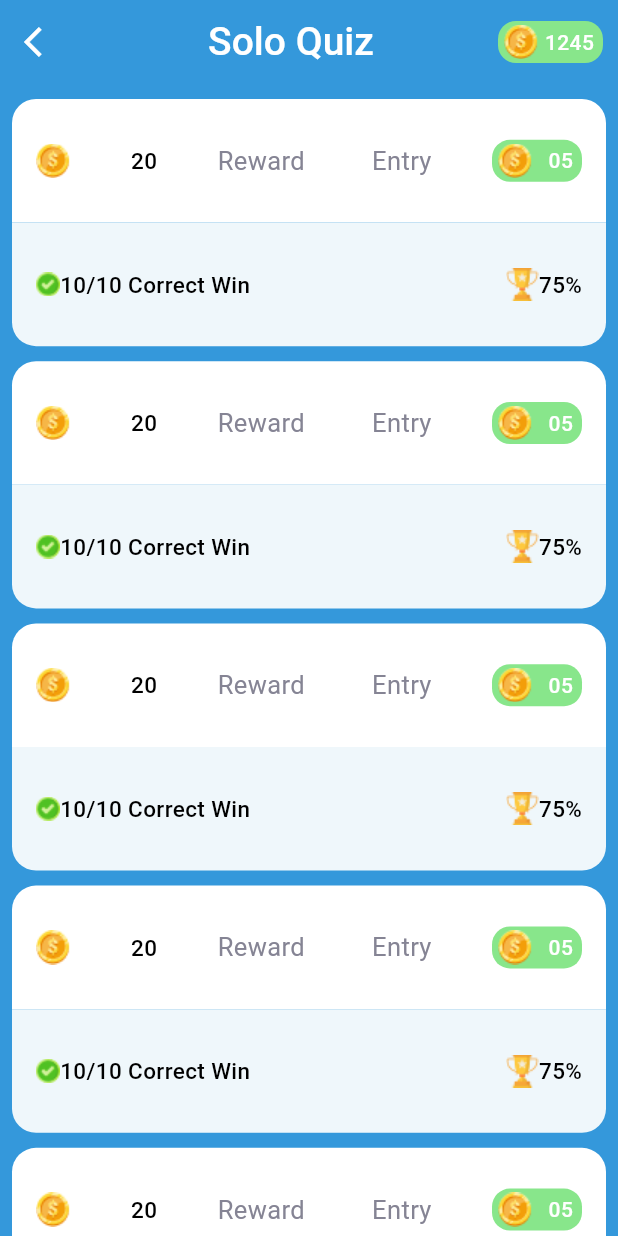
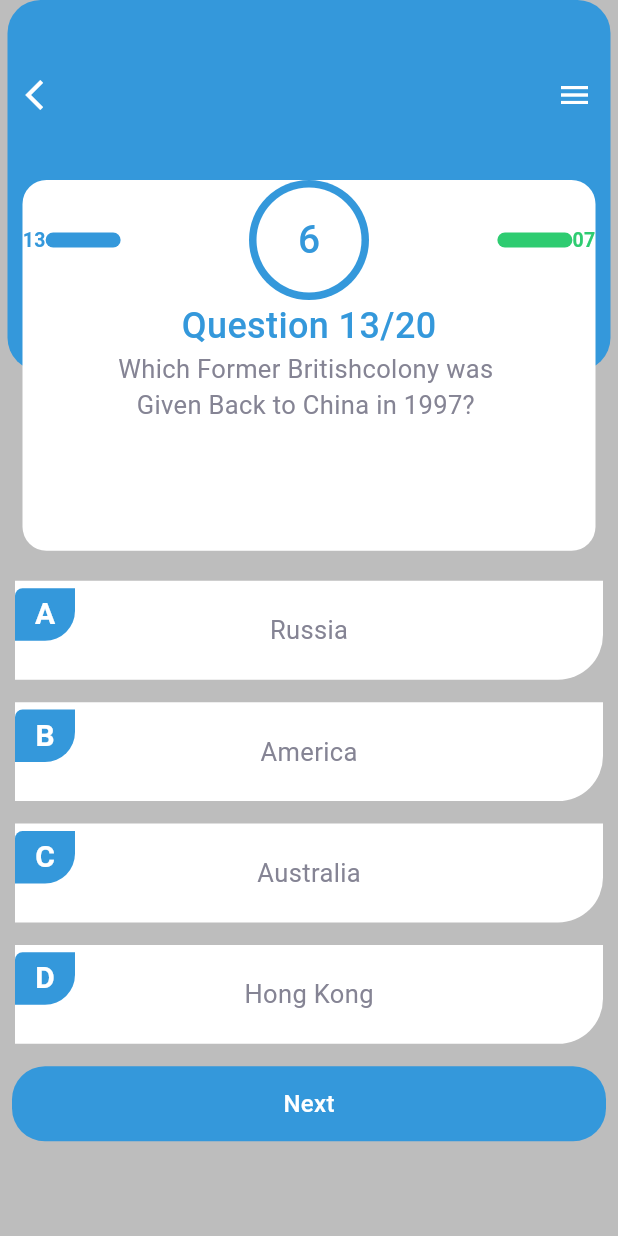
Before and after one commit to mahmoudrabie97/quiz_APP, a Flutter app: the screen it shows after launch, on a phone screen of 412 x 824 dp. Run offline on Flutter 3.47's test engine with Material 3 defaults, Android fonts, the phone set to English and light mode, and no system bars; our stand-ins replace flutter_bloc, flutter_svg, shared_preferences.

Commit message:
add question view

```diff
--- a/lib/main.dart
+++ b/lib/main.dart
@@ -1,6 +1,7 @@
 import 'package:flutter/material.dart';
 import 'package:quizapp/pages/Auth_pages/signUp/signup_view.dart';
 import 'package:quizapp/pages/onboarding/onboarding_view.dart';
+import 'package:quizapp/pages/question/question_view.dart';
 import 'package:quizapp/pages/solo_quize/solo_quize_view.dart';
 
 import 'package:quizapp/utilites/appcolors.dart';
@@ -20,7 +21,7 @@ class MyApp extends StatelessWidget {
       theme: ThemeData(
         scaffoldBackgroundColor: AppColor.primary,
       ),
-      home: const SoloQuizeView(),
+      home: const QuestionView(),
     );
   }
 }
--- /dev/null
+++ b/lib/pages/question/question_view.dart
@@ -0,0 +1,31 @@
+import 'package:flutter/material.dart';
+import 'package:quizapp/pages/question/widgets/custom_question_body.dart';
+import 'package:quizapp/utilites/appcolors.dart';
+
+class QuestionView extends StatelessWidget {
+  const QuestionView({Key? key}) : super(key: key);
+
+  @override
+  Widget build(BuildContext context) {
+    return const Scaffold(
+      backgroundColor: AppColor.lightGreyColor,
+      // appBar: AppBar(
+      //   backgroundColor: AppColor.primary,
+      //   leading: IconButton(
+      //     icon: Icon(
+      //       Icons.arrow_back_ios,
+      //       color: AppColor.whiteColor,
+      //     ),
+      //     onPressed: () {},
+      //   ),
+      //   actions: [
+      //     IconButton(
+      //       onPressed: () {},
+      //       icon: Icon(Icons.menu_outlined,color: AppColor.whiteColor,),
+      //     ),
+      //   ],
+      // ),
+      body: SafeArea(child: CustomQuestionBody()),
+    );
+  }
+}
--- /dev/null
+++ b/lib/pages/question/widgets/custom_bottom_sheet_ietm.dart
@@ -0,0 +1,47 @@
+import 'package:flutter/material.dart';
+
+import '../../../utilites/appcolors.dart';
+import '../../../utilites/assets.dart';
+import '../../../utilites/styles.dart';
+import '../../../utilites/widgets/custombutton.dart';
+
+
+class CustomShowBottomSheetIetm extends StatelessWidget {
+  const CustomShowBottomSheetIetm({Key? key}) : super(key: key);
+
+  @override
+  Widget build(BuildContext context) {
+    return  SizedBox(
+      height: 300,
+      child: Column(
+        children: <Widget>[
+          Image.asset(AssetsData.report),
+          const SizedBox(
+            height: 20,
+          ),
+          const Text(
+            'The Questions are finished ',
+            style: Styles.style15,
+          ),
+          const Text(
+            'Wait for result',
+            style: Styles.style15,
+          ),
+          const SizedBox(
+            height: 20,
+          ),
+          Padding(
+            padding: const EdgeInsets.only(left: 90, right: 90),
+            child: CustomButton(
+              buttonText: 'Ok',
+              onPressed: () {},
+              buttonColor: AppColor.primary,
+              borderRadius: 22,
+            ),
+          ),
+
+        ],
+      ),
+    );
+  }
+}
--- /dev/null
+++ b/lib/pages/question/widgets/custom_main_container_question.dart
@@ -0,0 +1,34 @@
+import 'package:flutter/material.dart';
+
+import '../../../utilites/appcolors.dart';
+import 'custom_row_question_appbar.dart';
+
+class CustomMainContainerQuestion extends StatelessWidget {
+  const CustomMainContainerQuestion({
+  super.key,
+  required this.height,
+  });
+
+  final double height;
+
+  @override
+  Widget build(BuildContext context) {
+    return Padding(
+      padding: const EdgeInsets.only(left: 5, right: 5),
+      child: Container(
+        width: double.infinity,
+        height: height * .3,
+        decoration: const BoxDecoration(
+          color: AppColor.primary,
+          borderRadius: BorderRadius.all(
+            Radius.circular(22),
+          ),
+        ),
+        child: const Padding(
+          padding: EdgeInsets.only(bottom: 120),
+          child: CustomRowQuestionAppbar(),
+        ),
+      ),
+    );
+  }
+}
--- /dev/null
+++ b/lib/pages/question/widgets/custom_question_body.dart
@@ -0,0 +1,76 @@
+import 'package:flutter/material.dart';
+import 'package:quizapp/pages/question/widgets/custom_bottom_sheet_ietm.dart';
+import 'package:quizapp/utilites/appcolors.dart';
+import 'package:quizapp/utilites/assets.dart';
+import 'package:quizapp/utilites/styles.dart';
+
+import '../../../utilites/widgets/custombutton.dart';
+import '../../solo_quize/widgets/custom_row_question_body.dart';
+import 'custom_main_container_question.dart';
+import 'custom_row_question_appbar.dart';
+import 'custom_stack_answer.dart';
+import 'custom_write_container_qeustion.dart';
+
+class CustomQuestionBody extends StatelessWidget {
+  const CustomQuestionBody({Key? key}) : super(key: key);
+
+  @override
+  Widget build(BuildContext context) {
+    var height = MediaQuery.of(context).size.height;
+    return ListView(
+      children: [
+        Stack(
+          clipBehavior: Clip.none,
+          children: [
+            CustomMainContainerQuestion(height: height),
+            //SizedBox(height: MediaQuery.of(context).size.height * .1,),
+            Positioned(
+              left: 15,
+              right: 15,
+              top: 120,
+              child: SizedBox(
+                height: MediaQuery.of(context).size.height * .3,
+                child: const CustomWriteContainerQuestion(),
+              ),
+            ),
+          ],
+        ),
+        SizedBox(
+          height: 140,
+        ),
+        CustomStackAnswer(
+          textWord: 'Russia',
+          textLetter: 'A',
+        ),
+        CustomStackAnswer(
+          textWord: 'America',
+          textLetter: 'B',
+        ),
+        CustomStackAnswer(
+          textWord: 'Australia',
+          textLetter: 'C',
+        ),
+        CustomStackAnswer(
+          textWord: 'Hong Kong',
+          textLetter: 'D',
+        ),
+        Padding(
+          padding: const EdgeInsets.only(left: 8, right: 8, bottom: 8),
+          child: CustomButton(
+            buttonText: 'Next',
+            onPressed: () {
+              showModalBottomSheet<void>(
+                context: context,
+                builder: (BuildContext context) {
+                  return CustomShowBottomSheetIetm() ;
+                },
+              );
+            },
+            buttonColor: AppColor.primary,
+            borderRadius: 22,
+          ),
+        ),
+      ],
+    );
+  }
+}
--- /dev/null
+++ b/lib/pages/question/widgets/custom_row_question_appbar.dart
@@ -0,0 +1,30 @@
+import 'package:flutter/material.dart';
+
+import '../../../utilites/appcolors.dart';
+
+class CustomRowQuestionAppbar extends StatelessWidget {
+  const CustomRowQuestionAppbar({Key? key}) : super(key: key);
+
+  @override
+  Widget build(BuildContext context) {
+    return Row(
+      children: [
+        IconButton(
+          onPressed: () {},
+          icon: const Icon(
+            Icons.arrow_back_ios,
+            color: AppColor.whiteColor,
+          ),
+        ),
+        Spacer(),
+        IconButton(
+          onPressed: () {},
+          icon: const Icon(
+            Icons.menu,
+            color: AppColor.whiteColor,
+          ),
+        ),
+      ],
+    );
+  }
+}
--- /dev/null
+++ b/lib/pages/question/widgets/custom_stack_answer.dart
@@ -0,0 +1,56 @@
+import 'package:flutter/material.dart';
+
+import '../../../utilites/appcolors.dart';
+import '../../../utilites/styles.dart';
+
+class CustomStackAnswer extends StatelessWidget {
+  CustomStackAnswer({Key? key, this.textWord = '',  this.textLetter = ''}) : super(key: key);
+  final String textWord ;
+  final String textLetter ;
+
+  @override
+  Widget build(BuildContext context) {
+    var height = MediaQuery.of(context).size.height;
+    return Padding(
+      padding: const EdgeInsets.only(left: 10,right: 10,bottom: 15),
+      child: Stack(
+        clipBehavior: Clip.none,
+        children: [
+          Container(
+            width: double.infinity,
+            height: height * .08,
+            decoration: const BoxDecoration(
+              color: AppColor.whiteColor,
+              borderRadius: BorderRadius.only(
+                bottomRight: Radius.circular(30),
+              ),
+            ),
+            child: Center(
+                child: Text(
+                  textWord,
+                  style: Styles.style17,
+                )),
+          ),
+          Positioned(
+
+
+            left: 0,
+            bottom: 26,
+            child: Container(
+              width: 40,
+              height: 35,
+              decoration: const BoxDecoration(
+                color: AppColor.primary,
+                borderRadius: BorderRadius.only(
+                  bottomRight: Radius.circular(20),
+                  topLeft: Radius.circular(5),
+                ),
+              ),
+              child: Center(child: Text(textLetter,style: Styles.style20,)),
+            ),
+          ),
+        ],
+      ),
+    );
+  }
+}
--- /dev/null
+++ b/lib/pages/question/widgets/custom_write_container_qeustion.dart
@@ -0,0 +1,34 @@
+import 'package:flutter/material.dart';
+
+import '../../../utilites/appcolors.dart';
+import '../../../utilites/styles.dart';
+import '../../solo_quize/widgets/custom_row_question_body.dart';
+
+class CustomWriteContainerQuestion extends StatelessWidget {
+  const CustomWriteContainerQuestion({
+  super.key,
+  });
+
+  @override
+  Widget build(BuildContext context) {
+    return Container(
+      decoration: const BoxDecoration(
+        color: AppColor.whiteColor,
+        borderRadius: BorderRadius.all(
+          Radius.circular(16),
+        ),
+      ),
+      child: Column(
+        children: [
+          const CustomRowQuestionBody(),
+          Text(
+            'Question 13/20',
+            style: Styles.style24.copyWith(color: AppColor.primary),
+          ),
+          const Text('Which Former Britishcolony was ',style: Styles.style17,),
+          const Text('Given Back to China in 1997? ',style: Styles.style17,)
+        ],
+      ),
+    );
+  }
+}
--- a/lib/pages/solo_quize/widgets/custom_container_solo_quize_dollar.dart
+++ b/lib/pages/solo_quize/widgets/custom_container_solo_quize_dollar.dart
@@ -15,7 +15,7 @@ final double width;
       width: width,
       height: 28,
       decoration: BoxDecoration(
-        color:AppColor.greenColor,
+        color:AppColor.lightGreenColor,
         borderRadius: BorderRadius.circular(12),
       ),
       child: Padding(
--- /dev/null
+++ b/lib/pages/solo_quize/widgets/custom_row1_container.dart
@@ -0,0 +1,33 @@
+import 'package:flutter/material.dart';
+
+import '../../../utilites/assets.dart';
+import '../../../utilites/styles.dart';
+import 'custom_container_solo_quize_dollar.dart';
+
+
+class CustomRow1Container extends StatelessWidget {
+  const CustomRow1Container({Key? key}) : super(key: key);
+
+  @override
+  Widget build(BuildContext context) {
+    return Row(
+      mainAxisAlignment: MainAxisAlignment.spaceBetween,
+      children: [
+        Image.asset(AssetsData.dollar),
+        Text('20',style: Styles.style15),
+        const Text(
+          'Reward ',
+          style: Styles.style17,
+        ),
+        const Text(
+          'Entry',
+          style: Styles.style17,
+        ),
+        const CustomContainerSoloQuizeDollar(
+          text: '05',
+          width: 60,
+        ),
+      ],
+    );
+  }
+}
--- /dev/null
+++ b/lib/pages/solo_quize/widgets/custom_row2_container.dart
@@ -0,0 +1,23 @@
+import 'package:flutter/material.dart';
+
+import '../../../utilites/assets.dart';
+import '../../../utilites/styles.dart';
+
+
+class CustomRow2Container extends StatelessWidget {
+  const CustomRow2Container({Key? key}) : super(key: key);
+
+  @override
+  Widget build(BuildContext context) {
+    return Row(
+      children: [
+        Image.asset(AssetsData.accept),
+        Text('10/10 Correct Win',style: Styles.style15,),
+        Spacer(),
+        Image.asset(AssetsData.win),
+        Text('75%',style: Styles.style15,),
+        //Text('10/10 Correct Win',style: Styles.style19,),
+      ],
+    );
+  }
+}
--- /dev/null
+++ b/lib/pages/solo_quize/widgets/custom_row_question_body.dart
@@ -0,0 +1,62 @@
+import 'package:flutter/material.dart';
+
+import '../../../utilites/appcolors.dart';
+import '../../../utilites/styles.dart';
+
+class CustomRowQuestionBody extends StatelessWidget {
+  const CustomRowQuestionBody({Key? key}) : super(key: key);
+
+  @override
+  Widget build(BuildContext context) {
+    return Row(
+      children: [
+        Text(
+          "13",
+          style: Styles.style13,
+        ),
+        Container(
+          width: 50,
+          height: 10,
+          decoration: BoxDecoration(
+            color: AppColor.primary,
+            borderRadius: BorderRadius.all(Radius.circular(20)),
+          ),
+        ),
+        const Spacer(),
+        Positioned(
+          top: 0,
+         right: 0,
+         left: 0,
+         bottom: 14,
+          child: CircleAvatar(
+            backgroundColor: AppColor.primary,
+            radius: 40,
+            child: CircleAvatar(
+              backgroundColor: AppColor.whiteColor,
+              radius: 35,
+              child: Text(
+                '6',
+                style: Styles.style26.copyWith(color: AppColor.primary),
+              ),
+            ),
+          ),
+        ),
+        Spacer(),
+        Container(
+          width: 50,
+          height: 10,
+          decoration: const BoxDecoration(
+            color: AppColor.greenColor,
+            borderRadius: BorderRadius.all(Radius.circular(20)),
+          ),
+        ),
+        Text(
+          "07",
+          style: Styles.style13.copyWith(
+            color: AppColor.greenColor,
+          ),
+        ),
+      ],
+    );
+  }
+}
--- a/lib/pages/solo_quize/widgets/list_view_solo_ietm.dart
+++ b/lib/pages/solo_quize/widgets/list_view_solo_ietm.dart
@@ -1,4 +1,6 @@
 import 'package:flutter/material.dart';
+import 'package:quizapp/pages/solo_quize/widgets/custom_row1_container.dart';
+import 'package:quizapp/pages/solo_quize/widgets/custom_row2_container.dart';
 
 import '../../../utilites/appcolors.dart';
 import '../../../utilites/assets.dart';
@@ -12,53 +14,26 @@ class ListViewSoloQuizIetm extends StatelessWidget {
 
   @override
   Widget build(BuildContext context) {
-    return Column(
+    return const Column(
       children: [
         CustomContainerSoloBody(
           childRow: Padding(
-            padding: const EdgeInsets.only(left: 16, right: 16),
-            child: Row(
-              mainAxisAlignment: MainAxisAlignment.spaceBetween,
-              children: [
-                Image.asset(AssetsData.dollar),
-                Text('20',style: Styles.style15),
-                const Text(
-                  'Reward ',
-                  style: Styles.style17,
-                ),
-                const Text(
-                  'Entry',
-                  style: Styles.style17,
-                ),
-                const CustomContainerSoloQuizeDollar(
-                  text: '05',
-                  width: 60,
-                ),
-              ],
-            ),
+            padding: EdgeInsets.only(left: 16, right: 16),
+            child: CustomRow1Container(),
           ),
           color: AppColor.whiteColor,
-          borderRadius: const BorderRadius.only(
+          borderRadius: BorderRadius.only(
             topRight: Radius.circular(16),
             topLeft: Radius.circular(16),
           ),
         ),
          CustomContainerSoloBody(
           childRow: Padding(
-            padding: const EdgeInsets.only(left: 16,right: 16),
-            child: Row(
-              children: [
-                Image.asset(AssetsData.accept),
-                Text('10/10 Correct Win',style: Styles.style15,),
-                Spacer(),
-                Image.asset(AssetsData.win),
-                Text('75%',style: Styles.style15,),
-                //Text('10/10 Correct Win',style: Styles.style19,),
-              ],
-            ),
+            padding: EdgeInsets.only(left: 16,right: 16),
+            child: CustomRow2Container(),
           ),
           color: AppColor.lightGreyColor,
-          borderRadius: const BorderRadius.only(
+          borderRadius: BorderRadius.only(
             bottomRight: Radius.circular(16),
             bottomLeft: Radius.circular(16),
           ),
--- a/lib/utilites/appcolors.dart
+++ b/lib/utilites/appcolors.dart
@@ -4,8 +4,10 @@ class AppColor {
   static const primary = Color(0xff3498DB);
   static const whiteColor = Color(0xffFFFFFF);
   static const greyColor = Color(0xFFE0E0E0);
-  static const greenColor = Color(0xff88E68B);
-  static const lightGreyColor = Color(0xffEFF7FB);
+  static const lightGreenColor = Color(0xff88E68B);
+  static const lightGreyColor = Color(0xFFBDBDBD);
+  static const greenColor = Color(0xff2ECC71);
+
 
 
 }
--- a/lib/utilites/assets.dart
+++ b/lib/utilites/assets.dart
@@ -5,5 +5,6 @@ class AssetsData{
   static const dollar = 'assets/images/dollar 2.png';
   static const accept = 'assets/images/accept 1.png';
   static const win = 'assets/images/win1.png';
+  static const report = 'assets/images/blood-report.png';
 
 }
--- a/lib/utilites/styles.dart
+++ b/lib/utilites/styles.dart
@@ -14,7 +14,14 @@ class Styles {
   static const style26= TextStyle(
       fontSize: 26, color: AppColor.whiteColor, fontWeight: FontWeight.w500);
   static const style15=
-  TextStyle(fontSize: 15, color: Colors.black, fontWeight: FontWeight.w500);
+  TextStyle(fontSize: 15, color: Color(0x8A000000), fontWeight: FontWeight.w500);
+  static const style13=
+  TextStyle(fontSize: 13, color: AppColor.primary, fontWeight: FontWeight.w600);
+
+  static const style19=
+  TextStyle(fontSize: 18, color: Color(0xff001833), fontWeight: FontWeight.w500);
+  static const style20=
+  TextStyle(fontSize: 20, color: Colors.white, fontWeight: FontWeight.w700);
 
 
 }
```
Also changed, not shown: assets/images/blood-report.png (added).
